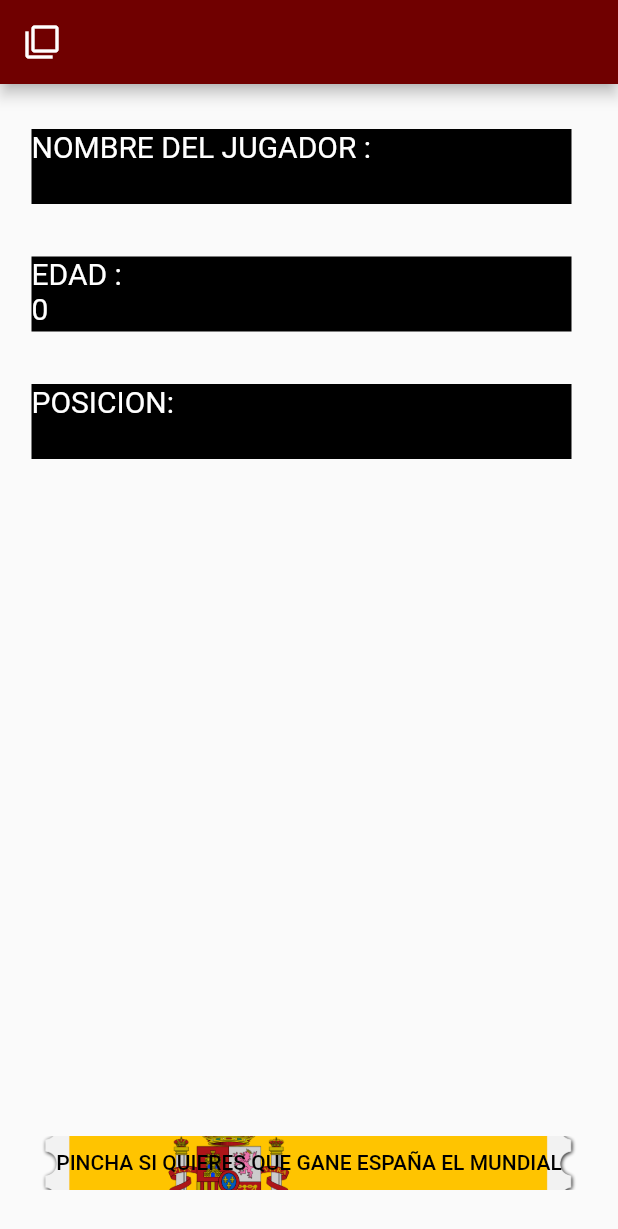
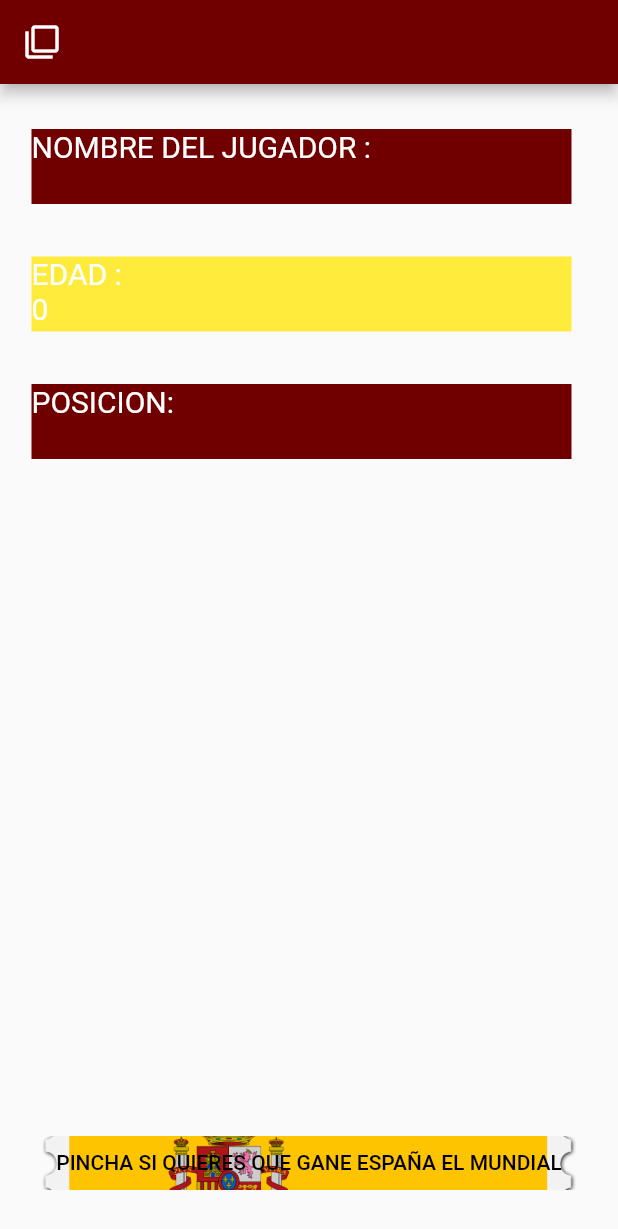
Before and after one commit to gaazpio/A-adirJugadores-Chat, a Flutter app: the InsideList screen opened by its route, after a tap on "PINCHA SI QUIERES QUE GANE ESPAÑA EL MUN", on a phone screen of 412 x 824 dp. Shown: the top 1229 px of the screen. Run offline on Flutter 3.47's test engine with Material 2 defaults, Android fonts, the phone set to English and light mode, and no system bars; our stand-ins replace cloud_firestore, firebase_auth, firebase_core; accounts and stored records are empty.

Commit message:
quedan poner comentarios, añadido extrea(que te lleve a la cancion del mundial de españa)  cuando pinchas en el boton para animmar a españa

```diff
--- a/lib/src/custom_views/Button.dart
+++ b/lib/src/custom_views/Button.dart
@@ -1,4 +1,5 @@
 import 'package:flutter/material.dart';
+import 'package:url_launcher/url_launcher.dart';
 
 class button1 extends StatelessWidget{
   @override
@@ -22,6 +23,7 @@ class button1 extends StatelessWidget{
      // ),
      onPressed: () {
        print('HE SIDO PULSADO');
+       launch("https://www.youtube.com/watch?v=g7f6pHtis4o");
      },
    );
   }
--- a/lib/src/custom_views/InsideList.dart
+++ b/lib/src/custom_views/InsideList.dart
@@ -47,7 +47,7 @@ class _InsideList extends State<InsideList> {
                   width: 360,
                   height: 50,
                   child: Text("NOMBRE DEL JUGADOR : \n"+ DataHolder().whatList.name!,style: TextStyle(color: Colors.white,fontSize: 20)),
-                  color: Colors.black,
+                  color: Color.fromRGBO(112, 0, 0, 20),
                 ),
               ),
 
@@ -58,7 +58,7 @@ class _InsideList extends State<InsideList> {
                   height: 50,
                   child: Text("EDAD :\n"+DataHolder().whatList.edad.toString(),style: TextStyle(color: Colors.white,fontSize: 20)),
 
-                  color: Colors.black,
+                  color: Colors.yellow
                 ),
               ),
 
@@ -68,7 +68,7 @@ class _InsideList extends State<InsideList> {
                   width: 360,
                   height: 50,
                   child: Text("POSICION:\n"+DataHolder().whatList.posicion!,style: TextStyle(color: Colors.white,fontSize: 20)),
-                  color: Colors.black,
+                  color: Color.fromRGBO(112, 0, 0, 20),
                 ),
               ),
 
--- a/lib/src/login_views/OnBoardingListas.dart
+++ b/lib/src/login_views/OnBoardingListas.dart
@@ -42,7 +42,7 @@ class _OnBoardingListasView extends State<OnBoardingListas> {
     return Scaffold(
       appBar: AppBar(
         leading: Icon(Icons.menu),
-        title: Text('OnBoarding'),
+        title: Text('Nuevo jugador'),
         actions: [
           Icon(Icons.favorite),
           Padding(
@@ -51,7 +51,7 @@ class _OnBoardingListasView extends State<OnBoardingListas> {
           ),
           Icon(Icons.more_vert),
         ],
-        backgroundColor: Colors.red,
+        backgroundColor: Color.fromRGBO(112, 0, 0, 20),
       ),
       body: SingleChildScrollView(
         child: Container(
--- a/pubspec.yaml
+++ b/pubspec.yaml
@@ -39,6 +39,7 @@ dependencies:
   firebase_core: ^2.3.0
   firebase_auth: ^4.1.3
   cloud_firestore: ^4.0.2
+  url_launcher:  ^6.0.4
 
 dev_dependencies:
   flutter_test:
```
Also changed, not shown: pubspec.lock, 1 other file.
